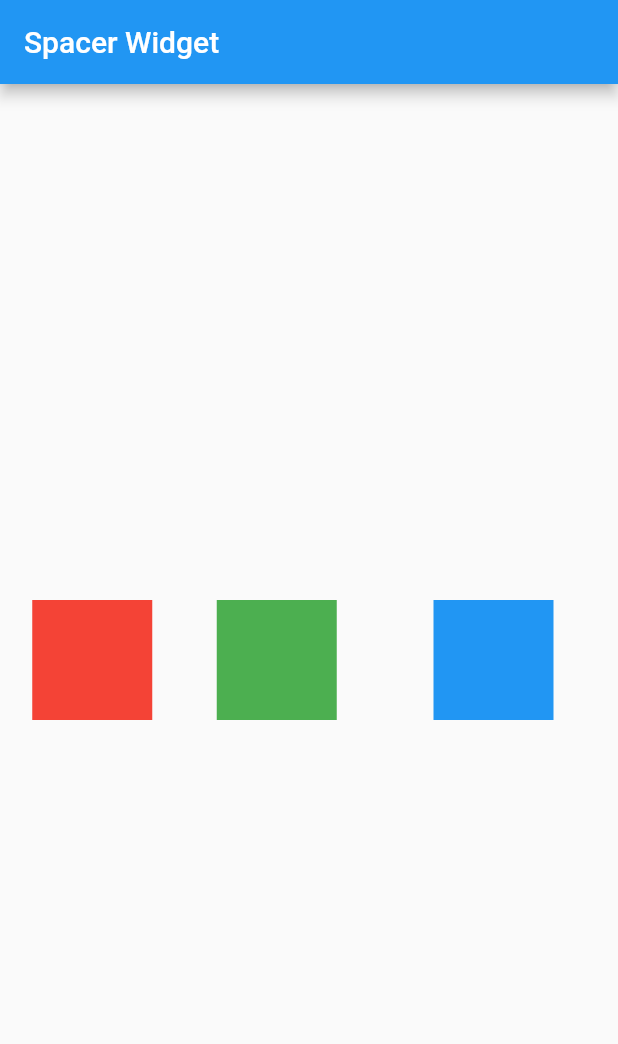
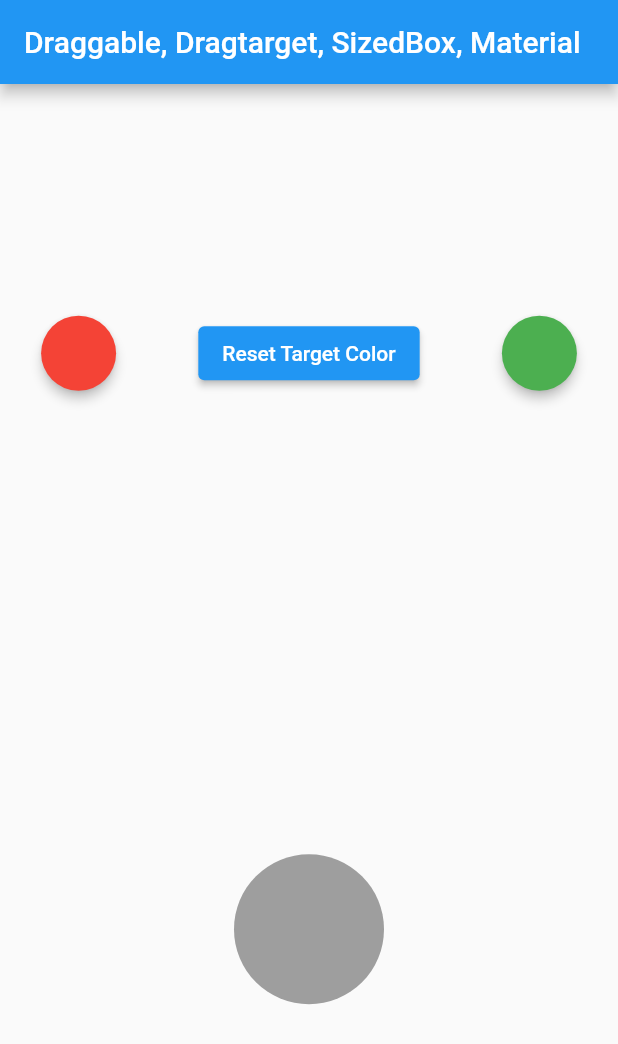
Before and after one commit to dikki-ap/flutter_basic, a Flutter app: the screen it shows after launch, on a phone screen of 412 x 824 dp. Shown: the top 1044 px of the screen. Run offline on Flutter 3.47's test engine with Material 2 defaults, Android fonts, the phone set to English and light mode, and no system bars.

Commit message:
16 - Draggable, DragTarget, SizedBox, Material

```diff
--- a/lib/main.dart
+++ b/lib/main.dart
@@ -5,52 +5,165 @@ void main() {
   runApp(const MyApp());
 }
 
-class MyApp extends StatelessWidget {
+class MyApp extends StatefulWidget {
   const MyApp({super.key});
+
+  @override
+  State<MyApp> createState() => _MyAppState();
+}
+
+class _MyAppState extends State<MyApp> {
+  // Declare a default Color
+  Color color1 = Colors.red;
+  Color color2 = Colors.green;
+
+  // Declare targetColor
+  Color? targetColor;
+
+  // Declare condition when DragTarget already accepting value or not
+  bool isAccepted = false;
 
   @override
   Widget build(BuildContext context) {
     return MaterialApp(
       home: Scaffold(
-          appBar: AppBar(
-            title: Text('Spacer Widget'),
-          ),
-          body: Center(
-            child: Row(
-              // mainAxisAlignment: MainAxisAlignment.spaceBetween, // This will be give space between Widget for the same amount
+        appBar: AppBar(
+          title: Text('Draggable, Dragtarget, SizedBox, Material'),
+        ),
+        body: Column(
+          mainAxisAlignment: MainAxisAlignment.spaceAround,
+          children: [
+            Row(
+              mainAxisAlignment: MainAxisAlignment.spaceAround,
               children: [
-                Spacer(
-                  flex: 1,
-                ), // Or u can use "flex" property on Spacer to make it Flexible
-                Container(
-                  width: 80,
-                  height: 80,
-                  color: Colors.red,
+                /*
+                  -- Draggable --
+                  Draggable need Generic Type, in this case we will use Color as a Generic Type
+                  Need 3 Properties
+                  "child" as a initial value
+                  "childWhenDragging" as a initialValue when u dragging the Object
+                  "feedback" as a Object when u dragging
+                */
+                Draggable<Color>(
+                  data: color1,
+                  feedback: SizedBox(
+                    width: 50,
+                    height: 50,
+                    child: Material(
+                      color: color1.withOpacity(0.6),
+                      shape:
+                          StadiumBorder(), // Make a Rectangle corner into Circular
+                      elevation: 1, // DROP SHADOW
+                    ),
+                  ),
+                  childWhenDragging: SizedBox(
+                    width: 50,
+                    height: 50,
+                    child: Material(
+                      color: Colors.grey,
+                      shape:
+                          StadiumBorder(), // Make a Rectangle corner into Circular
+                    ),
+                  ), // "data" property, is a data that belongs to Draggable and will be sent to a DragTarget
+                  child: SizedBox(
+                    width: 50,
+                    height: 50,
+                    child: Material(
+                      color: color1,
+                      shape:
+                          StadiumBorder(), // Make a Rectangle corner into Circular
+                      elevation: 3, // DROP SHADOW
+                    ),
+                  ),
                 ),
-                Spacer(
-                  flex: 2,
-                ), // Or u can use "flex" property on Spacer to make it Flexible
-                // Spacer(), // Or u can use Empty Spacer like this instead of spaceBetween
-                Container(
-                  width: 80,
-                  height: 80,
-                  color: Colors.green,
+                ElevatedButton(
+                    onPressed: () {
+                      setState(() {
+                        isAccepted = false;
+                      });
+                    },
+                    child: Text('Reset Target Color')),
+                Draggable<Color>(
+                  data: color2,
+                  feedback: SizedBox(
+                    width: 50,
+                    height: 50,
+                    child: Material(
+                      color: color2.withOpacity(0.6),
+                      shape:
+                          StadiumBorder(), // Make a Rectangle corner into Circular
+                      elevation: 1, // DROP SHADOW
+                    ),
+                  ),
+                  childWhenDragging: SizedBox(
+                    width: 50,
+                    height: 50,
+                    child: Material(
+                      color: Colors.grey,
+                      shape:
+                          StadiumBorder(), // Make a Rectangle corner into Circular
+                    ),
+                  ), // "data" property, is a data that belongs to Draggable and will be sent to a DragTarget
+                  child: SizedBox(
+                    width: 50,
+                    height: 50,
+                    child: Material(
+                      color: color2,
+                      shape:
+                          StadiumBorder(), // Make a Rectangle corner into Circular
+                      elevation: 3, // DROP SHADOW
+                    ),
+                  ),
                 ),
-                Spacer(
-                  flex: 3,
-                ), // Or u can use "flex" property on Spacer to make it Flexible
-                // Spacer(), // Or u can use Empty Spacer like this instead of spaceBetween
-                Container(
-                  width: 80,
-                  height: 80,
-                  color: Colors.blue,
-                ),
-                Spacer(
-                  flex: 2,
-                ), // Or u can use "flex" property on Spacer to make it Flexible
               ],
             ),
-          )),
+
+            /*
+              -- DragTarget --
+              DragTarget need Generic Type, in this case we using Color as Generic Type, same as Draggable "data"
+              DragTarget need 3 properties
+
+              "onWillAccept" , check if we want to accept the request from Draggable or not
+              "onAccept" , making a condition when accepting request from Draggable
+              "builder" , making a changes when accepting request from Draggable
+              "builder" , need 3 params, (context, caandidateData, rejectedData)
+            */
+            DragTarget<Color>(
+              onWillAccept: (value) => true, // Always accept changes
+              onAccept: (value) {
+                // When accepting request from Draggable, changes isAcceped and targetColor
+                isAccepted = true;
+                targetColor = value;
+              },
+              builder: (context, candidateData, rejectedData) {
+                // Making a changes when accepting request from Draggable
+                // Check isAccepted value, if True, change color to targetColor
+                // if False, make it to Grey Color
+                return (isAccepted)
+                    ? SizedBox(
+                        width: 100,
+                        height: 100,
+                        child: Material(
+                          color: targetColor,
+                          shape:
+                              StadiumBorder(), // Make a Rectangle corner into Circular
+                          elevation: 3, // DROP SHADOW
+                        ),
+                      )
+                    : SizedBox(
+                        width: 100,
+                        height: 100,
+                        child: Material(
+                          color: Colors.grey,
+                          shape:
+                              StadiumBorder(), // Make a Rectangle corner into Circular
+                        ),
+                      );
+              },
+            ),
+          ],
+        ),
+      ),
     );
   }
 }
```
